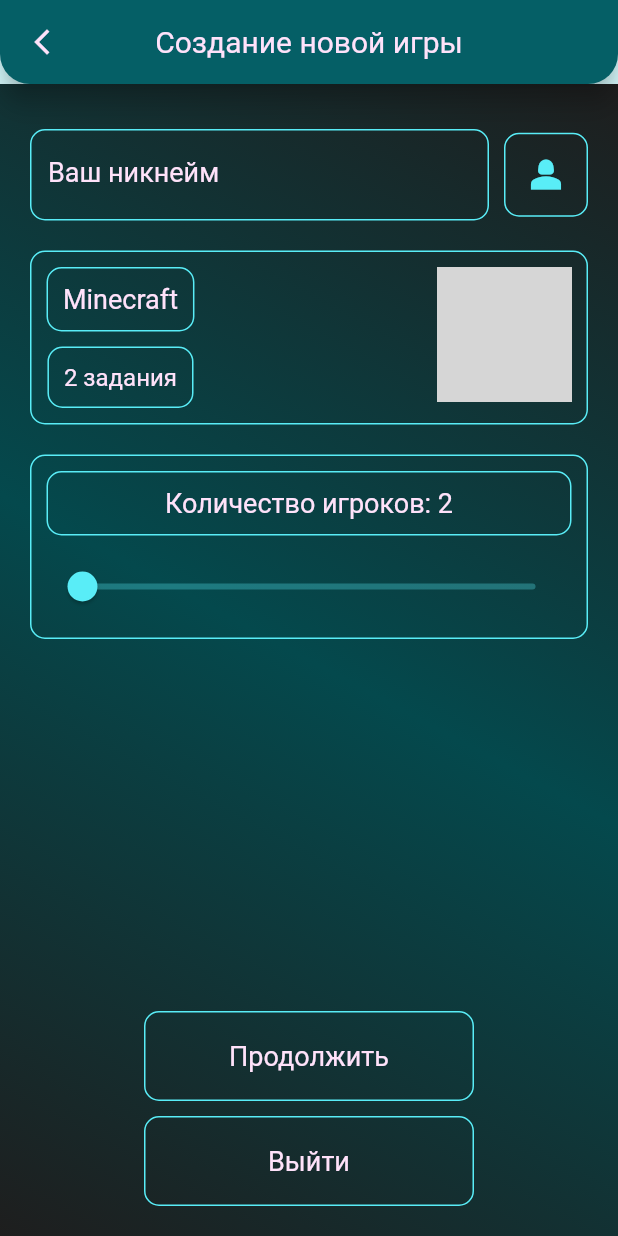
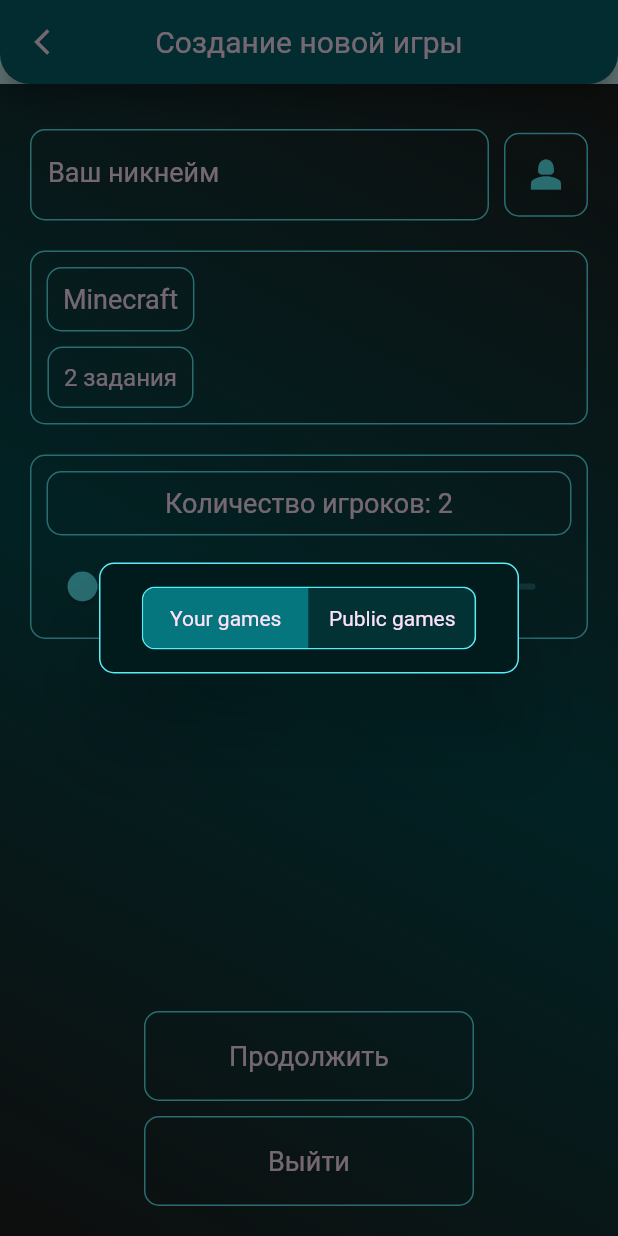
Before and after one commit to Party-Buddy/frontend, a Flutter app: the GameStartScreen screen opened by its route, after a tap on "Minecraft", on a phone screen of 412 x 824 dp. Run offline on Flutter 3.47's test engine with Material 2 defaults, Android fonts, the light colour scheme and no system bars; drawn by our look-alikes of toggle_switch; our stand-ins replace dio, dropdown_button2, equatable, lottie; network calls fail; grey boxes are pictures that could not be loaded.

Commit message:
Add OptionSwitcher widget

```diff
--- a/lib/config/theme/commons.dart
+++ b/lib/config/theme/commons.dart
@@ -52,7 +52,7 @@
 
 Border border() => Border.all(color: kBorderColor, width: 1);
 
-TextStyle standardTextStyle({double fontSize = 18}) {
+TextStyle defaultTextStyle({double fontSize = 18}) {
   return TextStyle(
       fontFamily: kFontFamily, fontSize: fontSize, color: kFontColor);
 }
--- a/lib/config/utils.dart
+++ b/lib/config/utils.dart
@@ -2,7 +2,7 @@
 import 'package:party_games_app/core/widgets/border_wrapper.dart';
 import 'view_config.dart';
 
-void showMessage(BuildContext context, message) {
+void showMessage(BuildContext context, String message) {
   showDialog(
       context: context,
       builder: (context) => AlertDialog.adaptive(
@@ -21,3 +21,20 @@
             ]),
           ));
 }
+
+void showWidget(BuildContext context, Widget widget) {
+    showDialog(
+      context: context,
+      builder: (context) => AlertDialog(
+            backgroundColor: Colors.transparent,
+            alignment: Alignment.center,
+            contentPadding: const EdgeInsets.all(0),
+            content: Column(mainAxisSize: MainAxisSize.min, children: [
+              BorderWrapper(
+                padding: 15.0,
+                fillColor: darken(kPrimaryColor, .6),
+                child: widget,
+              )
+            ]),
+          ));
+}
--- a/lib/core/widgets/labeled_slider.dart
+++ b/lib/core/widgets/labeled_slider.dart
@@ -30,7 +30,7 @@
       children: [
         BorderWrapper(
           child: Text(widget.displayValue(currValue),
-              style: standardTextStyle(),)),
+              style: defaultTextStyle(),)),
         const SizedBox(height: kPadding,),
         Slider(
           activeColor: kPrimaryColor.withOpacity(.8),
--- /dev/null
+++ b/lib/core/widgets/option_switcher.dart
@@ -0,0 +1,34 @@
+import 'package:flutter/material.dart';
+import 'package:party_games_app/config/theme/commons.dart';
+import 'package:party_games_app/config/view_config.dart';
+import 'package:toggle_switch/toggle_switch.dart';
+
+class OptionSwitcher<T> extends StatelessWidget {
+  const OptionSwitcher({super.key, required this.options, required this.onTap, required this.initialOption, this.minOptionWidth = 110});
+
+  final List<T> options;
+  final void Function(T) onTap;
+  final T initialOption;
+  final double minOptionWidth;
+
+  @override
+  Widget build(BuildContext context) {
+    return ToggleSwitch(
+        initialLabelIndex: options.indexOf(initialOption),
+        totalSwitches: 2,
+        borderColor: [kBorderColor],
+        borderWidth: 1,
+        minWidth: minOptionWidth,
+        inactiveBgColor: darken(kPrimaryColor, .55),
+        activeBgColor: [darken(kPrimaryColor, .4)],
+        labels: const ['Your games', 'Public games'],
+        customTextStyles: List.filled(2, defaultTextStyle(fontSize: 14)),
+        onToggle: (index) {
+          if (index == null) return;
+
+          onTap(options[index]);
+        }
+      );
+  }
+
+}
--- a/lib/features/games/presentation/screens/game_create_screen.dart
+++ b/lib/features/games/presentation/screens/game_create_screen.dart
@@ -4,6 +4,7 @@
 import 'package:party_games_app/core/widgets/border_wrapper.dart';
 import 'package:party_games_app/core/widgets/labeled_slider.dart';
 import 'package:party_games_app/features/games/domain/entities/game.dart';
+import 'package:party_games_app/features/games/presentation/widgets/game_list.dart';
 import 'package:party_games_app/features/players/domain/usecases/select_nickname.dart';
 import 'package:party_games_app/features/tasks/domain/entities/task.dart';
 import 'package:party_games_app/core/widgets/button.dart';
@@ -72,7 +73,7 @@
                     height: kPadding * 2,
                   ),
                   InkWell(
-                    onTap: () {},
+                    onTap: () => showWidget(context, GameList(onTapOnGame: (_) {})),
                     child: GameHeader(
                         game: Game(
                             name: "Minecraft",
--- /dev/null
+++ b/lib/features/games/presentation/widgets/game_list.dart
@@ -0,0 +1,28 @@
+import 'package:flutter/material.dart';
+import 'package:party_games_app/config/theme/commons.dart';
+import 'package:party_games_app/config/view_config.dart';
+import 'package:party_games_app/core/widgets/option_switcher.dart';
+import 'package:party_games_app/features/games/domain/entities/game.dart';
+import 'package:toggle_switch/toggle_switch.dart';
+
+class GameList extends StatefulWidget {
+  const GameList({super.key, required this.onTapOnGame});
+
+  final void Function(Game) onTapOnGame;
+
+  @override
+  State<StatefulWidget> createState() => _GameListState();
+}
+
+enum GameType { owned, public }
+
+class _GameListState extends State<GameList> {
+  GameType gameType = GameType.owned;
+
+  @override
+  Widget build(BuildContext context) {
+    return Column(children: [
+      OptionSwitcher<GameType>(options: GameType.values, onTap: (t) => setState(() => gameType = t), initialOption: gameType),
+    ]);
+  }
+}
--- a/pubspec.yaml
+++ b/pubspec.yaml
@@ -67,6 +67,9 @@
   # Flutter toast messages
   fluttertoast: ^8.0.7
 
+  # Flutter switch
+  toggle_switch: ^2.1.0
+
 dev_dependencies:
   flutter_test:
     sdk: flutter
```
Also changed, not shown: pubspec.lock.
